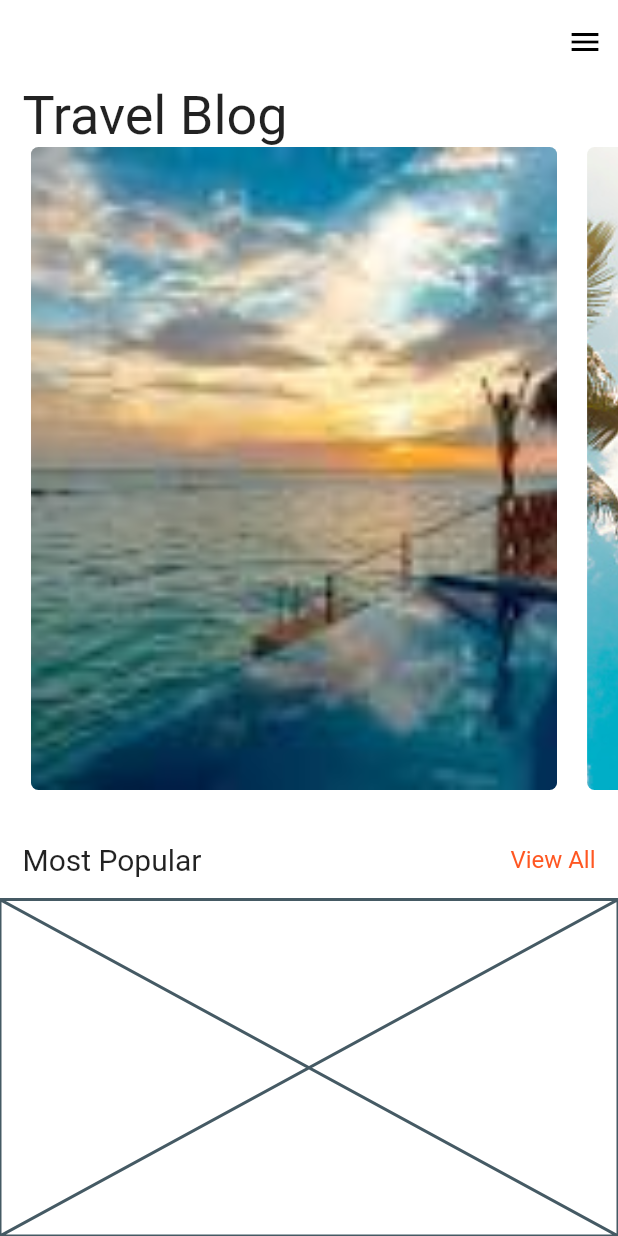
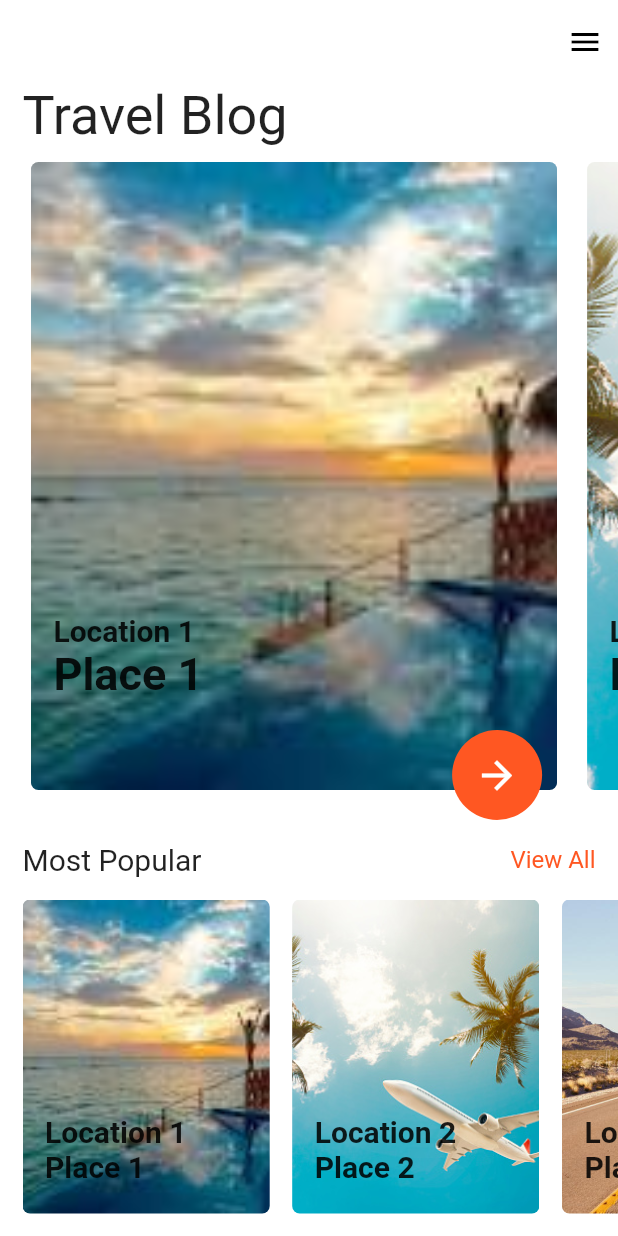
Before and after one commit to suhaib-darawshi/EasyTrip_GraduationProject, a Flutter app: the screen it shows after launch, on a phone screen of 412 x 824 dp. Run offline on Flutter 3.47's test engine with Material 2 defaults, Android fonts, the phone set to English and light mode, and no system bars.

Commit message:
Most Popular

```diff
--- a/lib/views/screens/View.dart
+++ b/lib/views/screens/View.dart
@@ -1,3 +1,4 @@
+import 'package:demo/views/widgets/MostPopular.dart';
 import 'package:flutter/material.dart';
 
 import '../widgets/travelBlog.dart';
@@ -56,7 +57,7 @@ class HomeView extends StatelessWidget {
               ],
             ),
           ),
-          Expanded(child: Placeholder(), flex: 1)
+          Expanded(child: MostPopular(), flex: 1)
         ],
       ),
     );
--- /dev/null
+++ b/lib/views/widgets/MostPopular.dart
@@ -0,0 +1,46 @@
+import 'package:flutter/cupertino.dart';
+import 'package:flutter/material.dart';
+
+import '../../models/trip.dart';
+
+class MostPopular extends StatelessWidget {
+  final List<Trip> l = Trip.generateTrips;
+  @override
+  Widget build(BuildContext context) {
+    return ListView.separated(
+      padding: EdgeInsets.only(left: 15, right: 15, bottom: 15),
+      scrollDirection: Axis.horizontal,
+      itemCount: l.length,
+      itemBuilder: (context, index) {
+        var t = l[index];
+        return Stack(
+          children: [
+            ClipRRect(
+              borderRadius: BorderRadius.circular(5),
+              child: Image.asset(t.url,width: MediaQuery.of(context).size.width*0.4,height:MediaQuery.of(context).size.height ,fit: BoxFit.cover,),
+            ),
+            Positioned(
+              bottom: 20,
+              left: 15,
+              child: Column(
+                crossAxisAlignment: CrossAxisAlignment.start,
+                children: [
+                  Material(
+                    color: Colors.transparent,
+                    child: Text(t.location,style: TextStyle(fontSize: 20,fontWeight: FontWeight.bold),),
+                  ),
+                  Material(
+                    color: Colors.transparent,
+                    child: Text(t.name,style: TextStyle(fontSize: 20,fontWeight: FontWeight.bold),),
+                  )
+                ],
+              ),
+            )
+
+          ],
+        );
+      },
+      separatorBuilder: (context, index) => SizedBox(width: 15,),
+    );
+  }
+}
--- a/lib/views/widgets/travelBlog.dart
+++ b/lib/views/widgets/travelBlog.dart
@@ -1,4 +1,5 @@
 import 'package:flutter/cupertino.dart';
+import 'package:flutter/material.dart';
 
 import '../../models/trip.dart';
 
@@ -15,14 +16,51 @@ class TravelBlog extends StatelessWidget {
         return Stack(
           children: [
             Padding(
-              padding: const EdgeInsets.only(bottom: 20,right: 20),
+              padding: const EdgeInsets.only(bottom: 20, right: 20,top: 10),
               child: ClipRRect(
                 borderRadius: BorderRadius.circular(5),
-                child: Image.asset(t.url,
-                fit: BoxFit.cover,
-                width: MediaQuery.of(context).size.width,
-                height: MediaQuery.of(context).size.height,
+                child: Image.asset(
+                  t.url,
+                  fit: BoxFit.cover,
+                  width: MediaQuery.of(context).size.width,
+                  height: MediaQuery.of(context).size.height,
                 ),
+              ),
+            ),
+            Positioned(
+              bottom: 80,
+              left: 15,
+              child: Column(
+                crossAxisAlignment: CrossAxisAlignment.start,
+                children: [
+                  Material(
+                    color: Colors.transparent,
+                    child: Text(
+                      t.location,
+                      style: TextStyle(fontWeight: FontWeight.bold, fontSize: 20),
+                    ),
+                  ),
+                  Material(
+                    color: Colors.transparent,
+                    child: Text(
+                      t.name,
+                      style: TextStyle(fontWeight: FontWeight.bold, fontSize: 30),
+                    ),
+                  )
+                ],
+              ),
+            ),
+            Positioned(
+              bottom: 0,
+              right: 30,
+              child: Container(
+                width: 60,
+                height: 60,
+                decoration: BoxDecoration(
+                  color: Colors.deepOrange,
+                  borderRadius: BorderRadius.circular(30),
+                ),
+                child: Icon(Icons.arrow_forward,color: Colors.white,size: 30,),
               ),
             )
           ],
```
